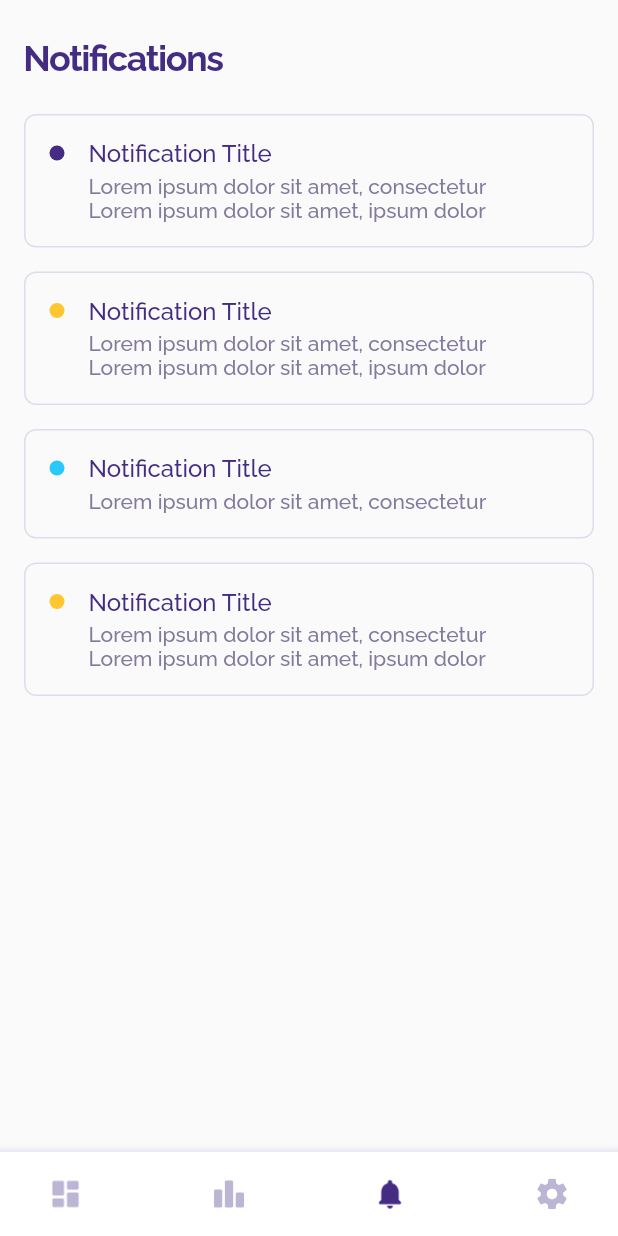
After one commit to Syahro/healthcare, a Flutter app: the NotificationPage screen opened directly, on a phone screen of 412 x 824 dp. The commit adds this screen. Run offline on Flutter 3.47's test engine with Material 2 defaults, Android fonts, the phone set to English and light mode, and no system bars; our stand-ins replace google_fonts.

Commit message:
done modified notificationsPage and add some assets or support

```diff
--- /dev/null
+++ b/lib/pages/notification_page.dart
@@ -0,0 +1,76 @@
+import 'package:flutter/material.dart';
+import 'package:healthcare/theme.dart';
+import 'package:healthcare/widget/floating_menu.dart';
+import 'package:healthcare/widget/notif_list.dart';
+
+class NotificationPage extends StatelessWidget {
+  @override
+  Widget build(BuildContext context) {
+    return Scaffold(
+      floatingActionButton: FloatingMenu(
+        isHome: false,
+        isChart: false,
+        isNotif: true,
+        isSetting: false,
+      ),
+      floatingActionButtonLocation: FloatingActionButtonLocation.centerDocked,
+      body: ListView(
+        children: [
+          Padding(
+            padding: EdgeInsets.symmetric(horizontal: 16, vertical: 24),
+            child: Column(
+              children: [
+                Row(
+                  mainAxisAlignment: MainAxisAlignment.start,
+                  children: [
+                    Text(
+                      'Notifications',
+                      style: headingFour.copyWith(
+                        color: inkOne,
+                      ),
+                    ),
+                  ],
+                ),
+                SizedBox(
+                  height: 24,
+                ),
+                NotifList(
+                  title: 'Notification Title',
+                  subTitle:
+                      'Lorem ipsum dolor sit amet, consectetur\nLorem ipsum dolor sit amet, ipsum dolor',
+                  colorBullet: inkOne,
+                ),
+                SizedBox(
+                  height: 16,
+                ),
+                NotifList(
+                  title: 'Notification Title',
+                  subTitle:
+                      'Lorem ipsum dolor sit amet, consectetur\nLorem ipsum dolor sit amet, ipsum dolor',
+                  colorBullet: yellowColor,
+                ),
+                SizedBox(
+                  height: 16,
+                ),
+                NotifList(
+                  title: 'Notification Title',
+                  subTitle: 'Lorem ipsum dolor sit amet, consectetur',
+                  colorBullet: blueColor,
+                ),
+                SizedBox(
+                  height: 16,
+                ),
+                NotifList(
+                  title: 'Notification Title',
+                  subTitle:
+                      'Lorem ipsum dolor sit amet, consectetur\nLorem ipsum dolor sit amet, ipsum dolor',
+                  colorBullet: yellowColor,
+                )
+              ],
+            ),
+          ),
+        ],
+      ),
+    );
+  }
+}
--- a/lib/widget/floating_menu.dart
+++ b/lib/widget/floating_menu.dart
@@ -1,5 +1,6 @@
 import 'package:flutter/material.dart';
 import 'package:healthcare/pages/home_page.dart';
+import 'package:healthcare/pages/notification_page.dart';
 import 'package:healthcare/pages/settings_page.dart';
 import 'package:healthcare/theme.dart';
 
@@ -63,11 +64,23 @@ class FloatingMenu extends StatelessWidget {
               height: 24,
               color: isChart ? inkOne : inkFour.withOpacity(0.7),
             ),
-            Image.asset(
-              'assets/notif.png',
-              width: 24,
-              height: 24,
-              color: isNotif ? inkOne : inkFour.withOpacity(0.7),
+            InkWell(
+              onTap: () {
+                Navigator.push(
+                  context,
+                  MaterialPageRoute(
+                    builder: (context) {
+                      return NotificationPage();
+                    },
+                  ),
+                );
+              },
+              child: Image.asset(
+                'assets/notif.png',
+                width: 24,
+                height: 24,
+                color: isNotif ? inkOne : inkFour.withOpacity(0.7),
+              ),
             ),
             InkWell(
               onTap: () {
--- /dev/null
+++ b/lib/widget/notif_list.dart
@@ -0,0 +1,68 @@
+import 'package:flutter/material.dart';
+
+import '../theme.dart';
+
+class NotifList extends StatelessWidget {
+  final Color colorBullet;
+  final String title;
+  final String subTitle;
+
+  NotifList({
+    this.colorBullet,
+    this.title,
+    this.subTitle,
+  });
+  @override
+  Widget build(BuildContext context) {
+    return Container(
+      width: double.infinity,
+      decoration: BoxDecoration(
+        borderRadius: BorderRadius.circular(8),
+        border: Border.all(
+          color: greyColor,
+        ),
+      ),
+      child: Padding(
+        padding: EdgeInsets.all(16),
+        child: Row(
+          crossAxisAlignment: CrossAxisAlignment.start,
+          children: [
+            Container(
+              width: 10,
+              height: 10,
+              margin: EdgeInsets.only(top: 4),
+              decoration: BoxDecoration(
+                color: colorBullet,
+                borderRadius: BorderRadius.circular(5),
+              ),
+            ),
+            SizedBox(
+              width: 16,
+            ),
+            Column(
+              crossAxisAlignment: CrossAxisAlignment.start,
+              children: [
+                Text(
+                  title,
+                  style: paragraphOne.copyWith(
+                    color: inkOne,
+                  ),
+                ),
+                SizedBox(
+                  height: 4,
+                ),
+                Text(
+                  subTitle,
+                  style: paragraphThree.copyWith(
+                    color: darkGreyColor,
+                    fontSize: 14,
+                  ),
+                ),
+              ],
+            )
+          ],
+        ),
+      ),
+    );
+  }
+}
```
